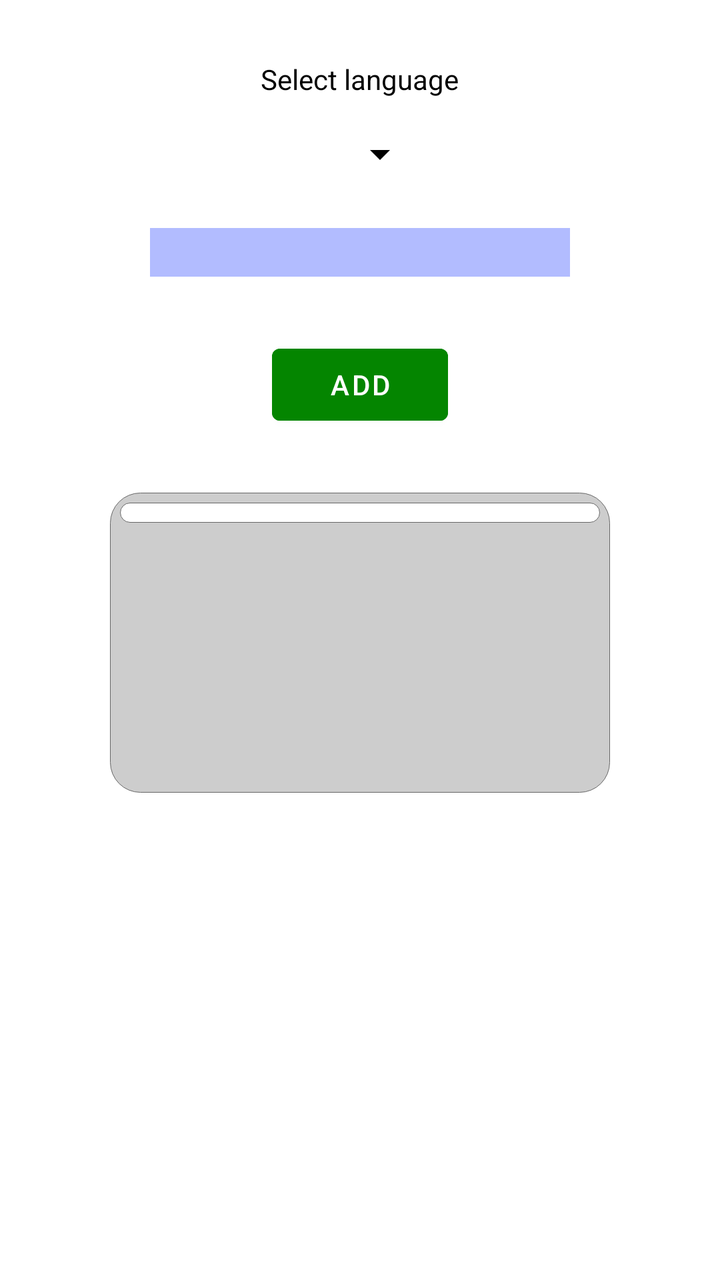
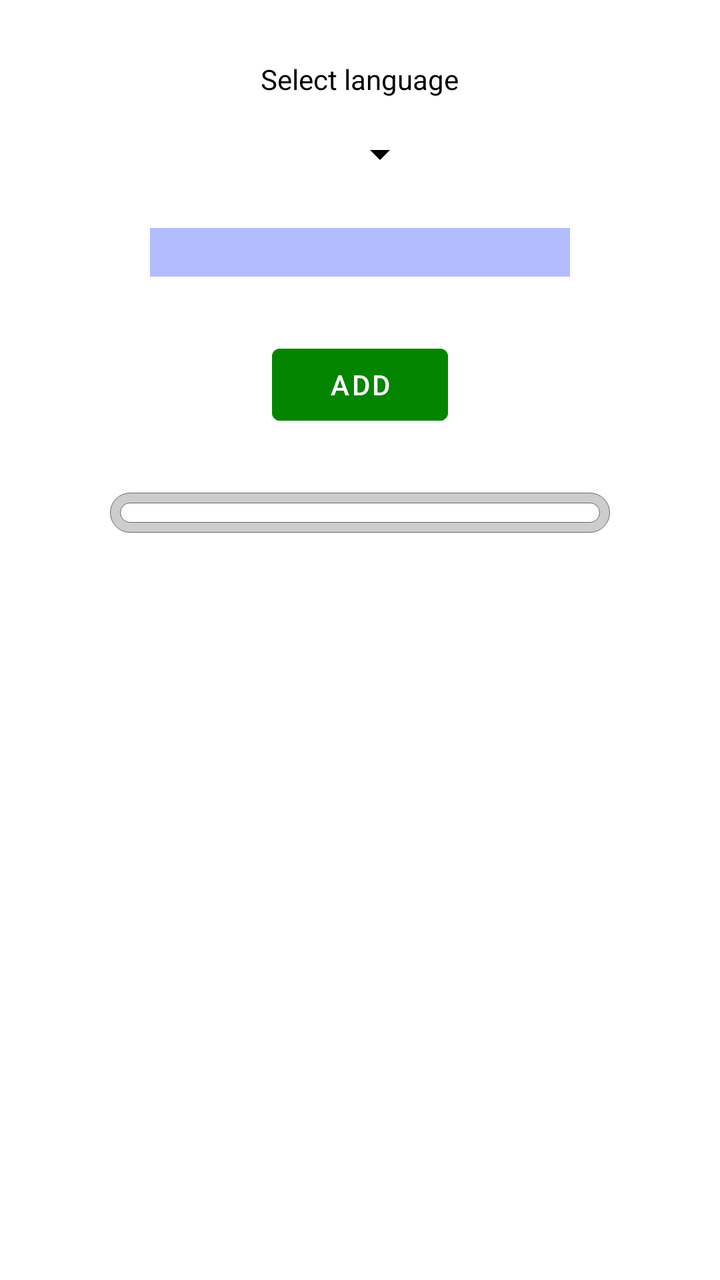

Screens rendered from an Android XML layout before and after an edit, with the pre-edit source and the edit as a unified diff.
<!-- AndroidManifest.xml: application theme Theme.LearningVocabulary -->
<!-- res/layout/fragment_add_subject.xml -->
<?xml version="1.0" encoding="utf-8"?>
<androidx.constraintlayout.widget.ConstraintLayout xmlns:android="http://schemas.android.com/apk/res/android"
    xmlns:app="http://schemas.android.com/apk/res-auto"
    xmlns:tools="http://schemas.android.com/tools"
    android:layout_width="match_parent"
    android:layout_height="match_parent"
    tools:context=".ui.subject.AddSubjectFragment">

    <LinearLayout
        android:id="@+id/input_with_btn_layout"
        android:layout_width="match_parent"
        android:layout_height="match_parent"
        android:gravity="center_horizontal"
        android:orientation="vertical"
        android:paddingTop="15dp"
        tools:layout_editor_absoluteX="100dp"
        tools:layout_editor_absoluteY="-26dp">

        <TextView
            android:layout_width="wrap_content"
            android:layout_height="wrap_content"
            android:text="Select language"
            android:layout_marginTop="15dp"
            android:textColor="@color/black"/>

        <Spinner
            android:id="@+id/subjects_languages_filter"
            android:layout_width="wrap_content"
            android:layout_height="wrap_content"
            android:layout_marginStart="10dp"
            android:layout_marginTop="16dp"
            android:backgroundTint="#000000"
            android:spinnerMode="dropdown" />

        <EditText
            android:id="@+id/new_subject_field"
            android:layout_width="wrap_content"
            android:layout_height="wrap_content"
            android:background="@color/input_color"
            android:layout_marginTop="25dp"
            android:ems="10"
            android:inputType="text"
            android:textIsSelectable="true"
            android:text="" />

        <Button
            android:id="@+id/add_subject_btn"
            android:layout_width="wrap_content"
            android:layout_height="wrap_content"
            android:layout_gravity="center_horizontal"
            android:layout_marginTop="30dp"
            android:backgroundTint="@color/button_color"
            android:text="Add"
            app:layout_constraintStart_toEndOf="@+id/new_subject_field" />

        <LinearLayout
            android:layout_width="250dp"
            android:layout_height="wrap_content"
            android:layout_marginTop="30dp"
            android:layout_marginBottom="30dp"
            android:minHeight="150dp"
            android:padding="5dp"
            android:background="@drawable/table"
            android:orientation="vertical">

            <LinearLayout
                android:layout_width="match_parent"
                android:layout_height="wrap_content"
                android:padding="5dp"
                android:background="@drawable/table_inner"
                android:orientation="vertical"
                >

                <androidx.recyclerview.widget.RecyclerView
                    android:id="@+id/subjects"
                    android:layout_width="match_parent"
                    android:layout_height="match_parent"
                    android:overScrollMode="ifContentScrolls"
                    android:textAlignment="center"
                    android:visibility="visible"
                    tools:visibility="visible"/>

            </LinearLayout>
        </LinearLayout>

    </LinearLayout>

</androidx.constraintlayout.widget.ConstraintLayout>
<!-- resources referenced by this layout -->
<resources>
  <color name="black">#FF000000</color>
  <color name="button_color">#048500</color>
  <color name="input_color">#B2BCFF</color>
  <!-- drawable table (drawable) -->
  <?xml version="1.0" encoding="utf-8"?>
  <shape xmlns:android="http://schemas.android.com/apk/res/android"
      android:shape="rectangle">
      <stroke
          android:width="1px"
          android:color="#676767" />
      <corners android:radius="15dp" />
      <solid android:color="#CDCDCD"/>
  </shape>
  <!-- drawable table_inner (drawable) -->
  <?xml version="1.0" encoding="utf-8"?>
  <shape xmlns:android="http://schemas.android.com/apk/res/android"
      android:shape="rectangle">
      <stroke
          android:width="1px"
          android:color="#676767" />
      <corners android:radius="15dp" />
      <solid android:color="#FFFFFF"/>
  </shape>
  <style name="Theme.LearningVocabulary" parent="Theme.MaterialComponents.DayNight.DarkActionBar">
          
          <item name="colorPrimary">@color/purple_500</item>
          <item name="colorPrimaryVariant">@color/purple_700</item>
          <item name="colorOnPrimary">@color/white</item>
          
          <item name="colorSecondary">@color/teal_200</item>
          <item name="colorSecondaryVariant">@color/teal_700</item>
          <item name="colorOnSecondary">@color/black</item>
          
          <item name="android:statusBarColor">?attr/colorPrimaryVariant</item>
          
      </style>
  <color name="purple_500">#FF6200EE</color>
  <color name="purple_700">#FF3700B3</color>
  <color name="white">#FFFFFFFF</color>
  <color name="teal_200">#FF03DAC5</color>
  <color name="teal_700">#FF018786</color>
</resources>

<!-- the commit's change to res/layout/fragment_add_subject.xml (unified diff, before → after) -->
@@ -58,7 +58,6 @@
             android:layout_height="wrap_content"
             android:layout_marginTop="30dp"
             android:layout_marginBottom="30dp"
-            android:minHeight="150dp"
             android:padding="5dp"
             android:background="@drawable/table"
             android:orientation="vertical">
